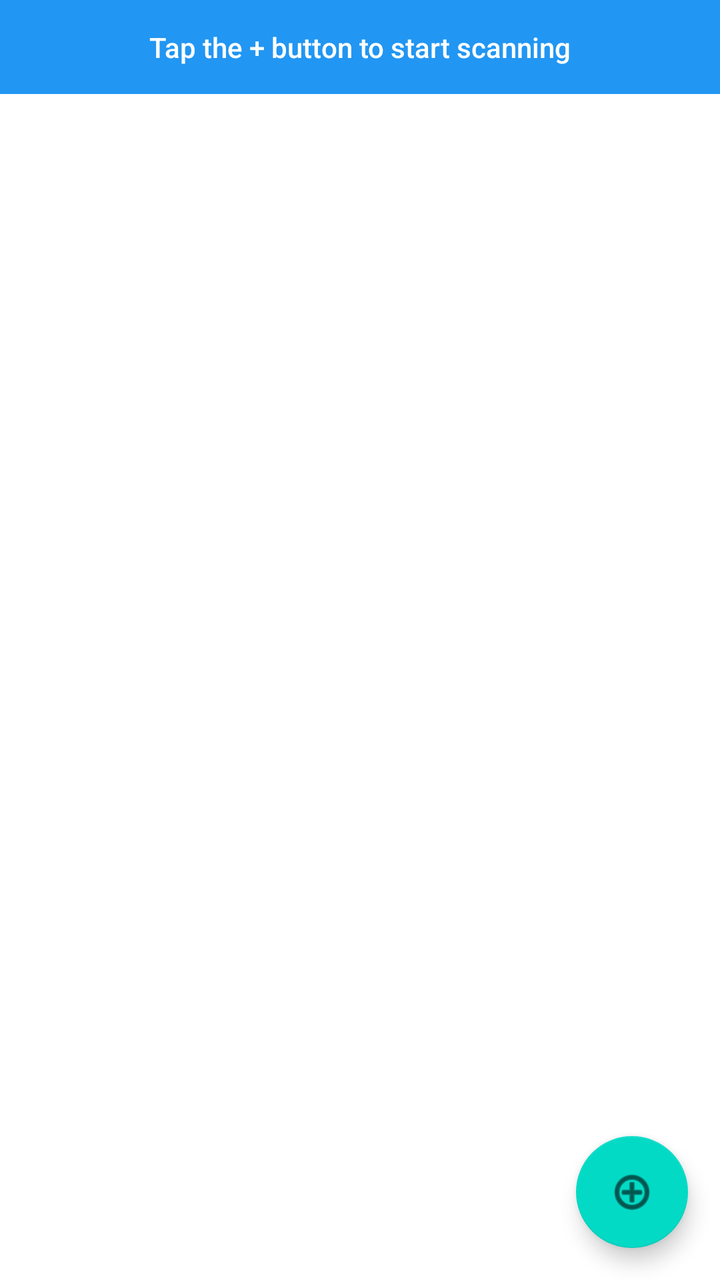
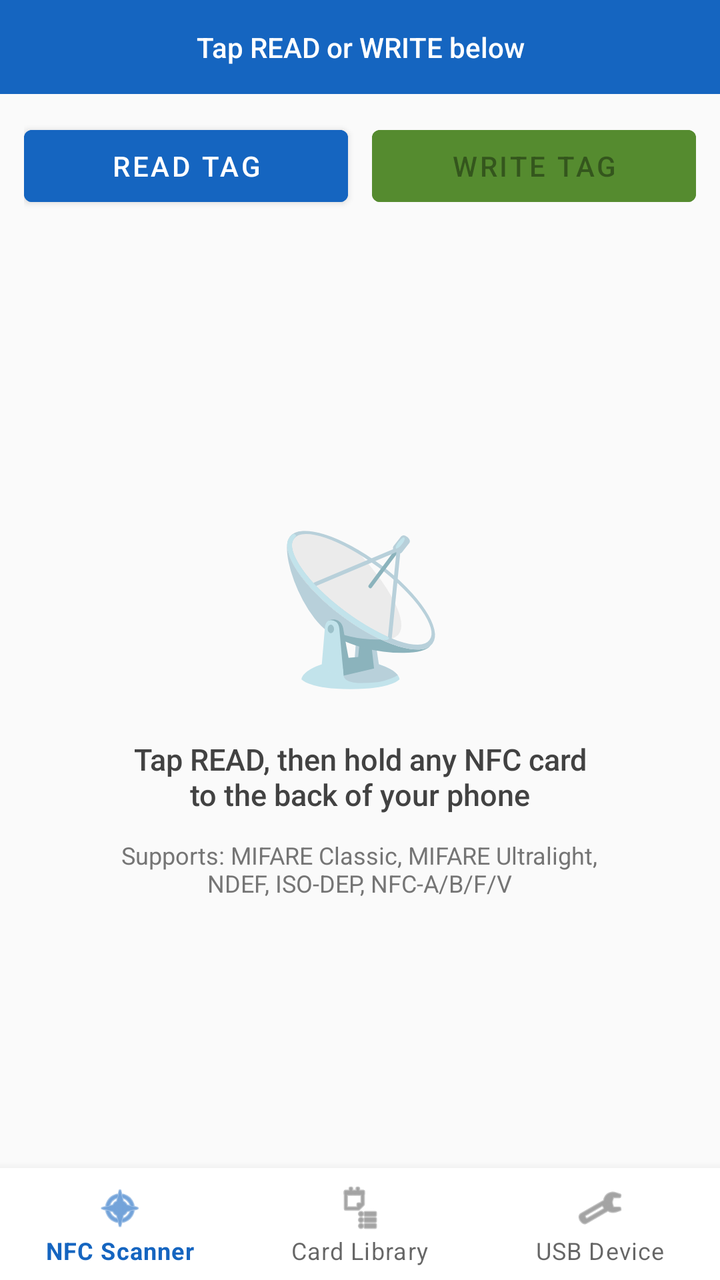

Screens rendered from an Android XML layout before and after an edit, with the pre-edit source and the edit as a unified diff.
<!-- AndroidManifest.xml: application theme Theme.LexiRFID -->
<!-- res/layout/activity_main.xml -->
<?xml version="1.0" encoding="utf-8"?>
<androidx.coordinatorlayout.widget.CoordinatorLayout
    xmlns:android="http://schemas.android.com/apk/res/android"
    xmlns:app="http://schemas.android.com/apk/res-auto"
    android:layout_width="match_parent"
    android:layout_height="match_parent">

    <LinearLayout
        android:layout_width="match_parent"
        android:layout_height="match_parent"
        android:orientation="vertical">

        <TextView
            android:id="@+id/tvStatus"
            android:layout_width="match_parent"
            android:layout_height="wrap_content"
            android:background="#2196F3"
            android:gravity="center"
            android:padding="14dp"
            android:text="Tap the + button to start scanning"
            android:textColor="#FFFFFF"
            android:textSize="14sp"
            android:fontFamily="sans-serif-medium" />

        <FrameLayout
            android:layout_width="match_parent"
            android:layout_height="0dp"
            android:layout_weight="1">

            <androidx.recyclerview.widget.RecyclerView
                android:id="@+id/recyclerView"
                android:layout_width="match_parent"
                android:layout_height="match_parent"
                android:padding="8dp"
                android:clipToPadding="false" />

            <LinearLayout
                android:id="@+id/emptyView"
                android:layout_width="match_parent"
                android:layout_height="match_parent"
                android:gravity="center"
                android:orientation="vertical"
                android:padding="32dp"
                android:visibility="gone">

                <TextView
                    android:layout_width="wrap_content"
                    android:layout_height="wrap_content"
                    android:text="📡"
                    android:textSize="64sp" />

                <TextView
                    android:layout_width="wrap_content"
                    android:layout_height="wrap_content"
                    android:layout_marginTop="16dp"
                    android:gravity="center"
                    android:text="No cards saved yet"
                    android:textSize="20sp"
                    android:textColor="#212121"
                    android:fontFamily="sans-serif-medium" />

                <TextView
                    android:layout_width="wrap_content"
                    android:layout_height="wrap_content"
                    android:layout_marginTop="8dp"
                    android:gravity="center"
                    android:text="Tap + below then hold an NFC card\nto the back of your phone"
                    android:textSize="14sp"
                    android:textColor="#757575" />

            </LinearLayout>
        </FrameLayout>

    </LinearLayout>

    <com.google.android.material.floatingactionbutton.FloatingActionButton
        android:id="@+id/fab"
        android:layout_width="wrap_content"
        android:layout_height="wrap_content"
        android:layout_gravity="bottom|end"
        android:layout_margin="16dp"
        android:contentDescription="Scan NFC"
        app:srcCompat="@android:drawable/ic_menu_add" />

</androidx.coordinatorlayout.widget.CoordinatorLayout>
<!-- resources referenced by this layout -->
<resources>
  <style name="Theme.LexiRFID" parent="Theme.MaterialComponents.DayNight.DarkActionBar">
          <item name="colorPrimary">#1565C0</item>
          <item name="colorPrimaryDark">#0D47A1</item>
          <item name="colorAccent">#29B6F6</item>
          <item name="android:statusBarColor">#0D47A1</item>
      </style>
</resources>

<!-- the commit's change to res/layout/activity_main.xml (unified diff, before → after) -->
@@ -1,85 +1,322 @@
 <?xml version="1.0" encoding="utf-8"?>
-<androidx.coordinatorlayout.widget.CoordinatorLayout
+<LinearLayout
     xmlns:android="http://schemas.android.com/apk/res/android"
     xmlns:app="http://schemas.android.com/apk/res-auto"
     android:layout_width="match_parent"
-    android:layout_height="match_parent">
-
-    <LinearLayout
+    android:layout_height="match_parent"
+    android:orientation="vertical">
+
+    
+    <FrameLayout
+        android:id="@+id/tabContent"
         android:layout_width="match_parent"
-        android:layout_height="match_parent"
-        android:orientation="vertical">
-
-        <TextView
-            android:id="@+id/tvStatus"
+        android:layout_height="0dp"
+        android:layout_weight="1">
+
+        
+        <LinearLayout
+            android:id="@+id/tabScanner"
             android:layout_width="match_parent"
-            android:layout_height="wrap_content"
-            android:background="#2196F3"
-            android:gravity="center"
-            android:padding="14dp"
-            android:text="Tap the + button to start scanning"
-            android:textColor="#FFFFFF"
-            android:textSize="14sp"
-            android:fontFamily="sans-serif-medium" />
-
-        <FrameLayout
-            android:layout_width="match_parent"
-            android:layout_height="0dp"
-            android:layout_weight="1">
-
-            <androidx.recyclerview.widget.RecyclerView
-                android:id="@+id/recyclerView"
-                android:layout_width="match_parent"
-                android:layout_height="match_parent"
-                android:padding="8dp"
-                android:clipToPadding="false" />
-
+            android:layout_height="match_parent"
+            android:orientation="vertical"
+            android:background="#FAFAFA">
+
+            
+            <TextView
+                android:id="@+id/tvStatus"
+                android:layout_width="match_parent"
+                android:layout_height="wrap_content"
+                android:background="#1565C0"
+                android:gravity="center"
+                android:padding="14dp"
+                android:text="Tap READ or WRITE below"
+                android:textColor="#FFFFFF"
+                android:textSize="14sp"
+                android:fontFamily="sans-serif-medium" />
+
+            
             <LinearLayout
-                android:id="@+id/emptyView"
-                android:layout_width="match_parent"
-                android:layout_height="match_parent"
+                android:layout_width="match_parent"
+                android:layout_height="wrap_content"
+                android:orientation="horizontal"
+                android:padding="12dp">
+
+                <Button
+                    android:id="@+id/btnRead"
+                    android:layout_width="0dp"
+                    android:layout_height="48dp"
+                    android:layout_weight="1"
+                    android:layout_marginEnd="6dp"
+                    android:text="READ Tag"
+                    android:textSize="14sp"
+                    android:backgroundTint="#1565C0" />
+
+                <Button
+                    android:id="@+id/btnWrite"
+                    android:layout_width="0dp"
+                    android:layout_height="48dp"
+                    android:layout_weight="1"
+                    android:layout_marginStart="6dp"
+                    android:text="WRITE Tag"
+                    android:textSize="14sp"
+                    android:backgroundTint="#558B2F"
+                    android:enabled="false" />
+
+            </LinearLayout>
+
+            
+            <LinearLayout
+                android:id="@+id/layoutWritePicker"
+                android:layout_width="match_parent"
+                android:layout_height="wrap_content"
+                android:orientation="horizontal"
+                android:padding="12dp"
+                android:paddingTop="0dp"
+                android:visibility="gone">
+
+                <TextView
+                    android:layout_width="0dp"
+                    android:layout_height="wrap_content"
+                    android:layout_weight="1"
+                    android:layout_gravity="center_vertical"
+                    android:text="Card to write:"
+                    android:textColor="#424242"
+                    android:textSize="13sp" />
+
+                <TextView
+                    android:id="@+id/tvSelectedCard"
+                    android:layout_width="0dp"
+                    android:layout_height="wrap_content"
+                    android:layout_weight="2"
+                    android:layout_gravity="center_vertical"
+                    android:text="(select from Library tab)"
+                    android:textColor="#757575"
+                    android:textSize="13sp"
+                    android:fontFamily="monospace" />
+
+            </LinearLayout>
+
+            
+            <LinearLayout
+                android:layout_width="match_parent"
+                android:layout_height="0dp"
+                android:layout_weight="1"
                 android:gravity="center"
                 android:orientation="vertical"
-                android:padding="32dp"
-                android:visibility="gone">
+                android:padding="32dp">
 
                 <TextView
                     android:layout_width="wrap_content"
                     android:layout_height="wrap_content"
                     android:text="📡"
-                    android:textSize="64sp" />
-
-                <TextView
+                    android:textSize="72sp" />
+
+                <TextView
+                    android:id="@+id/tvScannerHint"
                     android:layout_width="wrap_content"
                     android:layout_height="wrap_content"
-                    android:layout_marginTop="16dp"
+                    android:layout_marginTop="20dp"
                     android:gravity="center"
-                    android:text="No cards saved yet"
-                    android:textSize="20sp"
-                    android:textColor="#212121"
+                    android:text="Tap READ, then hold any NFC card\nto the back of your phone"
+                    android:textSize="15sp"
+                    android:textColor="#424242"
                     android:fontFamily="sans-serif-medium" />
 
                 <TextView
                     android:layout_width="wrap_content"
                     android:layout_height="wrap_content"
-                    android:layout_marginTop="8dp"
+                    android:layout_marginTop="12dp"
                     android:gravity="center"
-                    android:text="Tap + below then hold an NFC card\nto the back of your phone"
-                    android:textSize="14sp"
+                    android:text="Supports: MIFARE Classic, MIFARE Ultralight,\nNDEF, ISO-DEP, NFC-A/B/F/V"
+                    android:textSize="12sp"
                     android:textColor="#757575" />
 
             </LinearLayout>
-        </FrameLayout>
-
-    </LinearLayout>
-
-    <com.google.android.material.floatingactionbutton.FloatingActionButton
-        android:id="@+id/fab"
-        android:layout_width="wrap_content"
+
+        </LinearLayout>
+
+        
+        <androidx.coordinatorlayout.widget.CoordinatorLayout
+            android:id="@+id/tabLibrary"
+            android:layout_width="match_parent"
+            android:layout_height="match_parent"
+            android:visibility="gone">
+
+            <FrameLayout
+                android:layout_width="match_parent"
+                android:layout_height="match_parent">
+
+                <androidx.recyclerview.widget.RecyclerView
+                    android:id="@+id/recyclerView"
+                    android:layout_width="match_parent"
+                    android:layout_height="match_parent"
+                    android:padding="8dp"
+                    android:clipToPadding="false" />
+
+                <LinearLayout
+                    android:id="@+id/emptyView"
+                    android:layout_width="match_parent"
+                    android:layout_height="match_parent"
+                    android:gravity="center"
+                    android:orientation="vertical"
+                    android:padding="32dp"
+                    android:visibility="gone">
+
+                    <TextView
+                        android:layout_width="wrap_content"
+                        android:layout_height="wrap_content"
+                        android:text="📋"
+                        android:textSize="64sp" />
+
+                    <TextView
+                        android:layout_width="wrap_content"
+                        android:layout_height="wrap_content"
+                        android:layout_marginTop="16dp"
+                        android:gravity="center"
+                        android:text="No cards saved yet"
+                        android:textSize="20sp"
+                        android:textColor="#212121"
+                        android:fontFamily="sans-serif-medium" />
+
+                    <TextView
+                        android:layout_width="wrap_content"
+                        android:layout_height="wrap_content"
+                        android:layout_marginTop="8dp"
+                        android:gravity="center"
+                        android:text="Go to the NFC Scanner tab and\ntap READ to scan your first card"
+                        android:textSize="14sp"
+                        android:textColor="#757575" />
+
+                </LinearLayout>
+
+            </FrameLayout>
+
+        </androidx.coordinatorlayout.widget.CoordinatorLayout>
+
+        
+        <LinearLayout
+            android:id="@+id/tabUsb"
+            android:layout_width="match_parent"
+            android:layout_height="match_parent"
+            android:orientation="vertical"
+            android:background="#1A1A2E"
+            android:padding="16dp"
+            android:gravity="top"
+            android:visibility="gone">
+
+            
+            <androidx.cardview.widget.CardView
+                xmlns:card="http://schemas.android.com/apk/res-auto"
+                android:layout_width="match_parent"
+                android:layout_height="wrap_content"
+                card:cardCornerRadius="8dp"
+                card:cardElevation="4dp"
+                card:cardBackgroundColor="#16213E">
+
+                <LinearLayout
+                    android:layout_width="match_parent"
+                    android:layout_height="wrap_content"
+                    android:orientation="vertical"
+                    android:padding="16dp">
+
+                    <TextView
+                        android:layout_width="wrap_content"
+                        android:layout_height="wrap_content"
+                        android:text="USB DEVICE"
+                        android:textColor="#29B6F6"
+                        android:textSize="11sp"
+                        android:textAllCaps="true"
+                        android:letterSpacing="0.15"
+                        android:fontFamily="monospace" />
+
+                    <TextView
+                        android:id="@+id/tvUsbStatus"
+                        android:layout_width="match_parent"
+                        android:layout_height="wrap_content"
+                        android:layout_marginTop="8dp"
+                        android:text="No device detected"
+                        android:textColor="#FFFFFF"
+                        android:textSize="15sp"
+                        android:fontFamily="monospace" />
+
+                    <TextView
+                        android:id="@+id/tvUsbDetail"
+                        android:layout_width="match_parent"
+                        android:layout_height="wrap_content"
+                        android:layout_marginTop="4dp"
+                        android:text="Connect via USB-C → USB-A adapter"
+                        android:textColor="#607D8B"
+                        android:textSize="12sp"
+                        android:fontFamily="monospace" />
+
+                </LinearLayout>
+            </androidx.cardview.widget.CardView>
+
+            
+            <Button
+                android:id="@+id/btnScanUsb"
+                android:layout_width="match_parent"
+                android:layout_height="48dp"
+                android:layout_marginTop="12dp"
+                android:text="Scan for USB Device"
+                android:backgroundTint="#0F3460" />
+
+            
+            <Button
+                android:id="@+id/btnOpenTerminal"
+                android:layout_width="match_parent"
+                android:layout_height="48dp"
+                android:layout_marginTop="8dp"
+                android:text="Open USB Terminal"
+                android:backgroundTint="#1565C0" />
+
+            
+            <androidx.cardview.widget.CardView
+                xmlns:card="http://schemas.android.com/apk/res-auto"
+                android:layout_width="match_parent"
+                android:layout_height="wrap_content"
+                android:layout_marginTop="16dp"
+                card:cardCornerRadius="8dp"
+                card:cardElevation="4dp"
+                card:cardBackgroundColor="#0D0D0D">
+
+                <LinearLayout
+                    android:layout_width="match_parent"
+                    android:layout_height="wrap_content"
+                    android:orientation="vertical"
+                    android:padding="16dp">
+
+                    <TextView
+                        android:layout_width="wrap_content"
+                        android:layout_height="wrap_content"
+                        android:text="SUPPORTED DEVICES"
+                        android:textColor="#29B6F6"
+                        android:textSize="11sp"
+                        android:textAllCaps="true"
+                        android:letterSpacing="0.15"
+                        android:fontFamily="monospace" />
+
+                    <TextView
+                        android:layout_width="match_parent"
+                        android:layout_height="wrap_content"
+                        android:layout_marginTop="8dp"
+                        android:text="• LEXI RFID NFC Duplicator (CP210x / CH340)\n• Chameleon Mini  (VID 16D0 / PID 04B2)\n• Chameleon Ultra (VID 16D0 / PID 06C2)\n• Generic CDC-ACM serial adapters\n• FTDI FT232 based devices\n\nUsing USB-C adapter? Plug the LEXI/Chameleon into your USB-C-to-USB-A adapter, then tap Scan."
+                        android:textColor="#00FF41"
+                        android:textSize="12sp"
+                        android:fontFamily="monospace" />
+
+                </LinearLayout>
+            </androidx.cardview.widget.CardView>
+
+        </LinearLayout>
+
+    </FrameLayout>
+
+    
+    <com.google.android.material.bottomnavigation.BottomNavigationView
+        android:id="@+id/bottomNav"
+        android:layout_width="match_parent"
         android:layout_height="wrap_content"
-        android:layout_gravity="bottom|end"
-        android:layout_margin="16dp"
-        android:contentDescription="Scan NFC"
-        app:srcCompat="@android:drawable/ic_menu_add" />
-
-</androidx.coordinatorlayout.widget.CoordinatorLayout>
+        app:menu="@menu/bottom_nav" />
+
+</LinearLayout>
